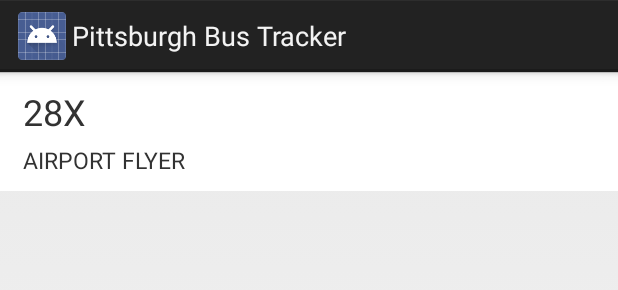
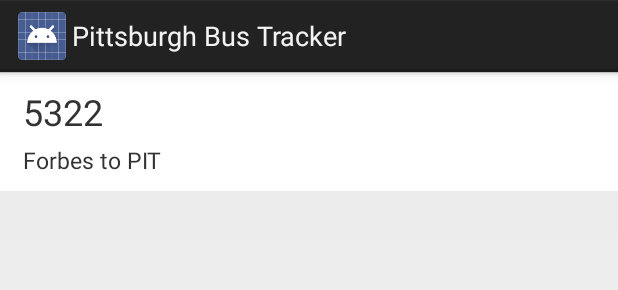
Before and after one commit to avp/pgh-bus-track, an Android app: the layout list_element_vehicle.xml on its own in the app's theme, with its tools: preview values and no code run, on a phone screen of 412 x 824 dp. Shown: the top 290 px of the screen. Run offline under Robolectric (Android 15) with nearby library versions, the phone set to English and light mode, and no system bars.

```diff
--- a/app/src/main/java/com/avp42/pghbustrack/models/route/Route.java
+++ b/app/src/main/java/com/avp42/pghbustrack/models/route/Route.java
@@ -5,6 +5,12 @@ import java.io.Serializable;
 
 public class Route implements Serializable {
   private static final long serialVersionUID = 6497937177310136759L;
+
+  public Route(String id, String name, String color) {
+    this.id = id;
+    this.name = name;
+    this.color = color;
+  }
 
   @SerializedName("rt")
   private String id;
--- a/app/src/main/java/com/avp42/pghbustrack/view/NavigationDrawerFragment.java
+++ b/app/src/main/java/com/avp42/pghbustrack/view/NavigationDrawerFragment.java
@@ -177,6 +177,7 @@ public class NavigationDrawerFragment extends Fragment {
 
   public void setDrawerIndicatorEnabled(boolean enabled) {
     mDrawerToggle.setDrawerIndicatorEnabled(enabled);
+    mDrawerToggle.syncState();
   }
 
   private void selectItem(int position) {
--- a/app/src/main/java/com/avp42/pghbustrack/view/route/RouteDisplayFragment.java
+++ b/app/src/main/java/com/avp42/pghbustrack/view/route/RouteDisplayFragment.java
@@ -5,7 +5,6 @@ import android.app.Fragment;
 import android.graphics.Color;
 import android.os.AsyncTask;
 import android.os.Bundle;
-import android.util.Log;
 import android.view.LayoutInflater;
 import android.view.MenuItem;
 import android.view.View;
@@ -43,7 +42,6 @@ public class RouteDisplayFragment extends Fragment {
 
     ActionBar actionBar = getActivity().getActionBar();
     if (actionBar != null) {
-      actionBar.setDisplayHomeAsUpEnabled(true);
       ((MainActivity) getActivity()).getNavigationDrawerFragment().setDrawerIndicatorEnabled(false);
       setHasOptionsMenu(true);
     }
@@ -77,7 +75,6 @@ public class RouteDisplayFragment extends Fragment {
       @Override
       protected void onPostExecute(List<Vehicle> vehicles) {
         super.onPostExecute(vehicles);
-        Log.d("DEBUG", vehicles.toString());
         VehicleArrayAdapter vehicleArrayAdapter = new VehicleArrayAdapter(getActivity(), vehicles);
         vehicleListView.setAdapter(vehicleArrayAdapter);
       }
--- a/app/src/main/res/layout/list_element_vehicle.xml
+++ b/app/src/main/res/layout/list_element_vehicle.xml
@@ -8,18 +8,18 @@
   android:layout_height="wrap_content">
 
   <TextView
-    android:id="@+id/tv_vehicle_id"
+    android:id="@+id/tv_vehicle_destination"
     android:layout_width="match_parent"
     android:layout_height="wrap_content"
     android:background="@android:color/transparent"
     android:paddingLeft="15dp"
     android:paddingBottom="0dp"
     android:textSize="24sp"
-    tools:text="28X"
+    tools:text="5322"
     android:paddingTop="10dp" />
 
   <TextView
-    android:id="@+id/tv_vehicle_destination"
+    android:id="@+id/tv_vehicle_id"
     android:layout_width="match_parent"
     android:layout_height="wrap_content"
     android:background="@android:color/transparent"
@@ -27,5 +27,5 @@
     android:paddingLeft="15dp"
     android:paddingBottom="10dp"
     android:textSize="15sp"
-    tools:text="AIRPORT FLYER" />
+    tools:text="Forbes to PIT" />
 </LinearLayout>
```
Also changed, not shown: app/src/main/java/com/avp42/pghbustrack/util/Util.java (added, +13 -0 lines), app/src/main/java/com/avp42/pghbustrack/view/routes/RouteListFragment.java (+9 -6 lines).
